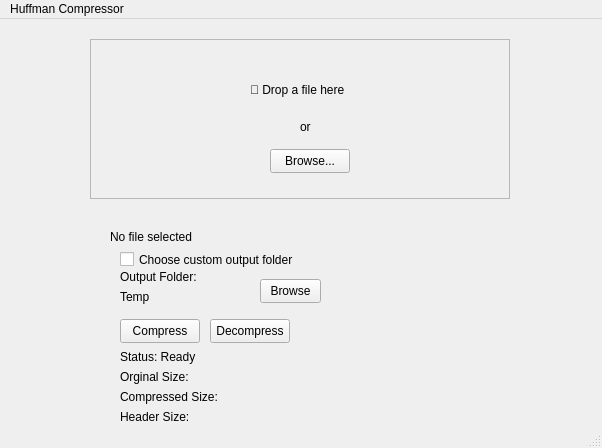
First picture: the form in HuffmanCompressorGUI/mainwindow.ui, repository NabeelFK/Huffman-Compressor, before the edit.
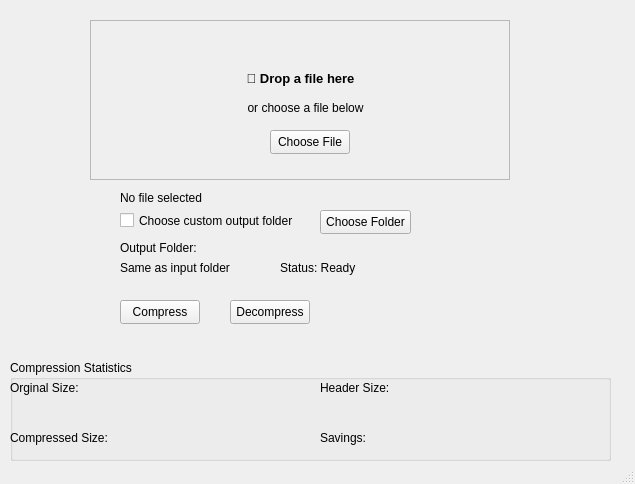
Second picture: the form after the edit. Custom widgets are drawn as their Qt base class.

```diff
--- a/HuffmanCompressorGUI/mainwindow.ui
+++ b/HuffmanCompressorGUI/mainwindow.ui
@@ -6,8 +6,8 @@
    <rect>
     <x>0</x>
     <y>0</y>
-    <width>602</width>
-    <height>448</height>
+    <width>635</width>
+    <height>484</height>
    </rect>
   </property>
   <property name="windowTitle">
@@ -30,7 +30,7 @@
    <widget class="QPushButton" name="decompressButton">
     <property name="geometry">
      <rect>
-      <x>210</x>
+      <x>230</x>
       <y>300</y>
       <width>80</width>
       <height>24</height>
@@ -43,21 +43,21 @@
    <widget class="QPushButton" name="browseOutputButton">
     <property name="geometry">
      <rect>
-      <x>260</x>
-      <y>260</y>
-      <width>61</width>
+      <x>320</x>
+      <y>210</y>
+      <width>91</width>
       <height>24</height>
      </rect>
     </property>
     <property name="text">
-     <string>Browse</string>
+     <string>Choose Folder</string>
     </property>
    </widget>
    <widget class="QLabel" name="statusLabel">
     <property name="geometry">
      <rect>
-      <x>120</x>
-      <y>330</y>
+      <x>280</x>
+      <y>260</y>
       <width>331</width>
       <height>16</height>
      </rect>
@@ -66,59 +66,7 @@
      <string>Status: Ready</string>
     </property>
    </widget>
-   <widget class="QLabel" name="originalSizeLabel">
-    <property name="geometry">
-     <rect>
-      <x>120</x>
-      <y>350</y>
-      <width>301</width>
-      <height>16</height>
-     </rect>
-    </property>
-    <property name="text">
-     <string>Orginal Size:</string>
-    </property>
-   </widget>
-   <widget class="QLabel" name="compressedSizeLabel">
-    <property name="geometry">
-     <rect>
-      <x>120</x>
-      <y>370</y>
-      <width>311</width>
-      <height>16</height>
-     </rect>
-    </property>
-    <property name="text">
-     <string>Compressed Size:</string>
-    </property>
-   </widget>
-   <widget class="QLabel" name="headerSizeLabel">
-    <property name="geometry">
-     <rect>
-      <x>120</x>
-      <y>390</y>
-      <width>261</width>
-      <height>16</height>
-     </rect>
-    </property>
-    <property name="text">
-     <string>Header Size:</string>
-    </property>
-   </widget>
-   <widget class="QLabel" name="savingsLabel">
-    <property name="geometry">
-     <rect>
-      <x>120</x>
-      <y>410</y>
-      <width>201</width>
-      <height>16</height>
-     </rect>
-    </property>
-    <property name="text">
-     <string>Savings:</string>
-    </property>
-   </widget>
-   <widget class="QFrame" name="frame">
+   <widget class="DropFrame" name="dropFrame">
     <property name="geometry">
      <rect>
       <x>90</x>
@@ -133,32 +81,6 @@
     <property name="frameShadow">
      <enum>QFrame::Shadow::Raised</enum>
     </property>
-    <widget class="QLabel" name="dropTitleLabel">
-     <property name="geometry">
-      <rect>
-       <x>160</x>
-       <y>30</y>
-       <width>111</width>
-       <height>41</height>
-      </rect>
-     </property>
-     <property name="text">
-      <string>📁 Drop a file here</string>
-     </property>
-    </widget>
-    <widget class="QLabel" name="dropOrLabel">
-     <property name="geometry">
-      <rect>
-       <x>210</x>
-       <y>80</y>
-       <width>21</width>
-       <height>16</height>
-      </rect>
-     </property>
-     <property name="text">
-      <string>or</string>
-     </property>
-    </widget>
     <widget class="QPushButton" name="browseButton">
      <property name="geometry">
       <rect>
@@ -169,15 +91,58 @@
       </rect>
      </property>
      <property name="text">
-      <string>Browse...</string>
+      <string>Choose File</string>
+     </property>
+    </widget>
+    <widget class="QLabel" name="dropTitle">
+     <property name="geometry">
+      <rect>
+       <x>110</x>
+       <y>50</y>
+       <width>201</width>
+       <height>16</height>
+      </rect>
+     </property>
+     <property name="font">
+      <font>
+       <pointsize>10</pointsize>
+       <bold>true</bold>
+      </font>
+     </property>
+     <property name="text">
+      <string>📁 Drop a file here</string>
+     </property>
+     <property name="alignment">
+      <set>Qt::AlignmentFlag::AlignCenter</set>
+     </property>
+    </widget>
+    <widget class="QLabel" name="dropSubtitle">
+     <property name="geometry">
+      <rect>
+       <x>80</x>
+       <y>80</y>
+       <width>271</width>
+       <height>16</height>
+      </rect>
+     </property>
+     <property name="font">
+      <font>
+       <underline>false</underline>
+      </font>
+     </property>
+     <property name="text">
+      <string>or choose a file below</string>
+     </property>
+     <property name="alignment">
+      <set>Qt::AlignmentFlag::AlignCenter</set>
      </property>
     </widget>
    </widget>
    <widget class="QLabel" name="selectedFileLabel">
     <property name="geometry">
      <rect>
-      <x>110</x>
-      <y>210</y>
+      <x>120</x>
+      <y>190</y>
       <width>261</width>
       <height>16</height>
      </rect>
@@ -190,8 +155,8 @@
     <property name="geometry">
      <rect>
       <x>120</x>
-      <y>230</y>
-      <width>181</width>
+      <y>210</y>
+      <width>191</width>
       <height>21</height>
      </rect>
     </property>
@@ -203,7 +168,7 @@
     <property name="geometry">
      <rect>
       <x>120</x>
-      <y>250</y>
+      <y>240</y>
       <width>81</width>
       <height>16</height>
      </rect>
@@ -216,34 +181,91 @@
     <property name="geometry">
      <rect>
       <x>120</x>
-      <y>270</y>
-      <width>121</width>
+      <y>260</y>
+      <width>291</width>
       <height>16</height>
      </rect>
     </property>
     <property name="text">
-     <string>Temp</string>
+     <string>Same as input folder</string>
     </property>
    </widget>
-  </widget>
-  <widget class="QMenuBar" name="menubar">
-   <property name="geometry">
-    <rect>
-     <x>0</x>
-     <y>0</y>
-     <width>602</width>
-     <height>21</height>
-    </rect>
-   </property>
-   <widget class="QMenu" name="menuHuffman_Compressor">
+   <widget class="QGroupBox" name="groupBox">
+    <property name="geometry">
+     <rect>
+      <x>10</x>
+      <y>360</y>
+      <width>601</width>
+      <height>101</height>
+     </rect>
+    </property>
     <property name="title">
-     <string>Huffman Compressor</string>
+     <string>Compression Statistics</string>
     </property>
+    <widget class="QLabel" name="originalSizeLabel">
+     <property name="geometry">
+      <rect>
+       <x>0</x>
+       <y>20</y>
+       <width>301</width>
+       <height>16</height>
+      </rect>
+     </property>
+     <property name="text">
+      <string>Orginal Size:</string>
+     </property>
+    </widget>
+    <widget class="QLabel" name="compressedSizeLabel">
+     <property name="geometry">
+      <rect>
+       <x>0</x>
+       <y>70</y>
+       <width>311</width>
+       <height>16</height>
+      </rect>
+     </property>
+     <property name="text">
+      <string>Compressed Size:</string>
+     </property>
+    </widget>
+    <widget class="QLabel" name="headerSizeLabel">
+     <property name="geometry">
+      <rect>
+       <x>310</x>
+       <y>20</y>
+       <width>261</width>
+       <height>16</height>
+      </rect>
+     </property>
+     <property name="text">
+      <string>Header Size:</string>
+     </property>
+    </widget>
+    <widget class="QLabel" name="savingsLabel">
+     <property name="geometry">
+      <rect>
+       <x>310</x>
+       <y>70</y>
+       <width>201</width>
+       <height>16</height>
+      </rect>
+     </property>
+     <property name="text">
+      <string>Savings:</string>
+     </property>
+    </widget>
    </widget>
-   <addaction name="menuHuffman_Compressor"/>
   </widget>
   <widget class="QStatusBar" name="statusbar"/>
  </widget>
+ <customwidgets>
+  <customwidget>
+   <class>DropFrame</class>
+   <extends>QFrame</extends>
+   <header>dropframe.h</header>
+   <container>1</container>
+  </customwidget>
+ </customwidgets>
  <resources/>
  <connections/>
 </ui>
```
